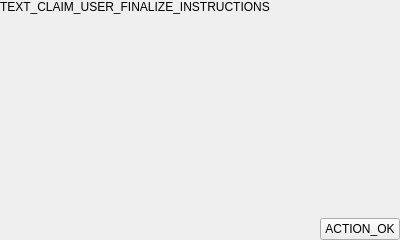
Before: the Qt Designer form parsec/core/gui/forms/claim_user_finalize_widget.ui in Scille/parsec-cloud, drawn with Qt 5.
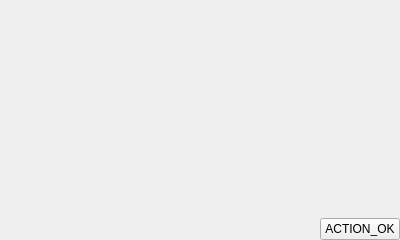
After: the same form once the commit is applied. Custom widgets are drawn as their Qt base class.

Commit message: [GUI] Display user name and device name at the end of user enrollment

Diff of the .ui file:
```diff
--- a/parsec/core/gui/forms/claim_user_finalize_widget.ui
+++ b/parsec/core/gui/forms/claim_user_finalize_widget.ui
@@ -32,7 +32,7 @@
    <item>
     <widget class="QLabel" name="label">
      <property name="text">
-      <string>TEXT_CLAIM_USER_FINALIZE_INSTRUCTIONS</string>
+      <string/>
      </property>
      <property name="wordWrap">
       <bool>true</bool>
```
The commit also changes 6 other files.
